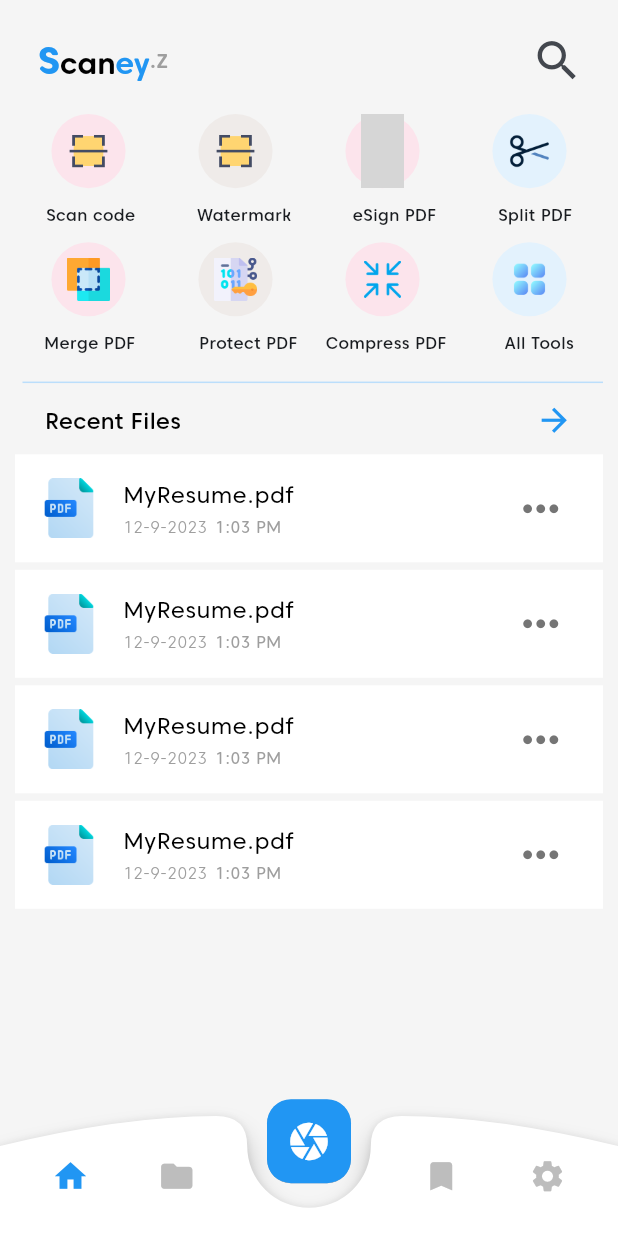
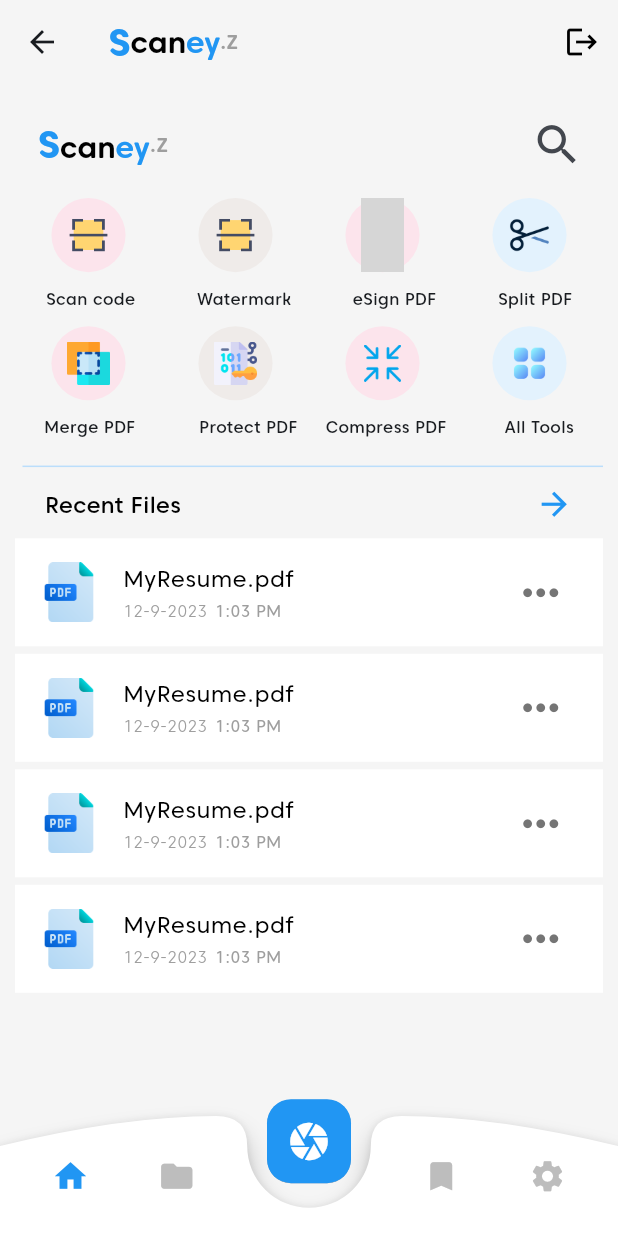
Before and after one commit to zainsh098/ui_fyp, a Flutter app: the HomeScreen screen opened directly, on a phone screen of 412 x 824 dp. Run offline on Flutter 3.47's test engine with Material 2 defaults, Android fonts, the phone set to English and light mode, and no system bars; our stand-ins replace animated_text_kit, firebase_auth, firebase_core, flutter_svg, google_sign_in, lottie; accounts and stored records are empty; grey boxes are pictures that could not be loaded.

Commit message:
working on Google Auth

```diff
--- a/lib/main.dart
+++ b/lib/main.dart
@@ -5,6 +5,7 @@ import 'package:flutter/material.dart';
 import 'package:provider/provider.dart';
 
 import 'package:ui_fyp/provider/splash_provider.dart';
+import 'package:ui_fyp/screens/Authentications/auth_gateways.dart';
 
 import 'package:ui_fyp/screens/splash/splash_screen.dart';
 
@@ -36,7 +37,7 @@ class MyApp extends StatelessWidget {
           colorScheme: ColorScheme.fromSeed(seedColor: Colors.blue),
           useMaterial3: true,
         ),
-        home: const SplashScreen(),
+        home: const AuthGateWays(),
       ),);
 
     }
--- a/lib/res/components/container_auth_gateways.dart
+++ b/lib/res/components/container_auth_gateways.dart
@@ -41,10 +41,7 @@ class ContainerWidget extends StatelessWidget {
               minimumSize:MaterialStatePropertyAll(Size(width*.80,height*.07 ))),
 
 
-          onPressed: () {
-            callback;
-
-          }, child: Row(
+          onPressed: callback, child: Row(
         mainAxisAlignment: MainAxisAlignment.center,
 
         children: [
--- a/lib/screens/Home Screen/home_screen.dart
+++ b/lib/screens/Home Screen/home_screen.dart
@@ -3,6 +3,7 @@ import 'package:flutter/material.dart';
 import 'package:ui_fyp/res/components/container_auth_gateways.dart';
 import 'package:ui_fyp/res/components/file_template.dart';
 import 'package:ui_fyp/res/components/text_widget.dart';
+import 'package:ui_fyp/screens/Authentications/Auth_Gateways_services/google_auth_service.dart';
 
 import '../../res/components/bottom_navigation_bar.dart';
 import '../../res/font_styles.dart';
@@ -20,9 +21,48 @@ class _HomeScreenState extends State<HomeScreen> {
   Widget build(BuildContext context) {
     final height = MediaQuery.of(context).size.height;
     final width = MediaQuery.of(context).size.width;
-
+    Google_AuthService google_authService=Google_AuthService();
 
     return Scaffold(
+      appBar: AppBar(actions: [IconButton(onPressed: () {
+        google_authService.handleSignOut();
+
+      }, icon: Icon(Icons.logout,color: Colors.black,  ))],
+        backgroundColor: Colors.grey.shade100,
+        elevation: 0,
+        title: Row(
+          children: [
+            TextWidget(
+                text: 'S',
+                textStyle: const TextStyle(
+                  fontFamily: FontStyles.CarosSoftExtraBold,
+                  fontSize: 25,
+                  color: Colors.blue, // Customize the color
+                )),
+            TextWidget(
+                text: 'can',
+                textStyle: const TextStyle(
+                  fontFamily: FontStyles.CarosSoftBold,
+                  fontSize: 20,
+                  color: Colors.black, // Customize the color
+                )),
+            TextWidget(
+                text: 'ey',
+                textStyle: const TextStyle(
+                  fontFamily: FontStyles.CarosSoftBold,
+                  fontSize: 20,
+                  color: Colors.blue, // Customize the color
+                )),
+            TextWidget(
+                text: '.Z',
+                textStyle: const TextStyle(
+                  fontFamily: FontStyles.CarosSoftBold,
+                  fontSize: 13,
+                  color: Colors.grey,
+                )),
+          ],
+        ),
+      ),
       backgroundColor:  Colors.grey.shade100,
 //       floatingActionButton: Padding(
 //         padding: const EdgeInsets.only(bottom: 60),
@@ -57,6 +97,7 @@ class _HomeScreenState extends State<HomeScreen> {
 
       body: SafeArea(
         child: Column(
+
           children: [
             const SizedBox(
               height: 15,
```
Also changed, not shown: lib/screens/Authentications/Auth_Gateways_services/google_auth_service.dart (+28 -27 lines), lib/screens/Authentications/account_settings.dart (added, +48 -0 lines), lib/screens/Authentications/auth_gateways.dart (+4 -4 lines), lib/utils/utils.dart (+8 -8 lines).
